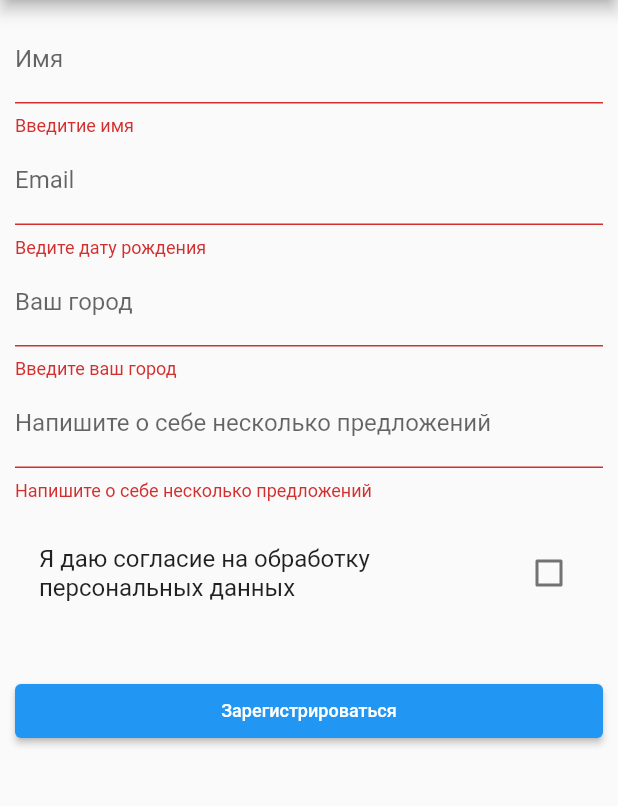
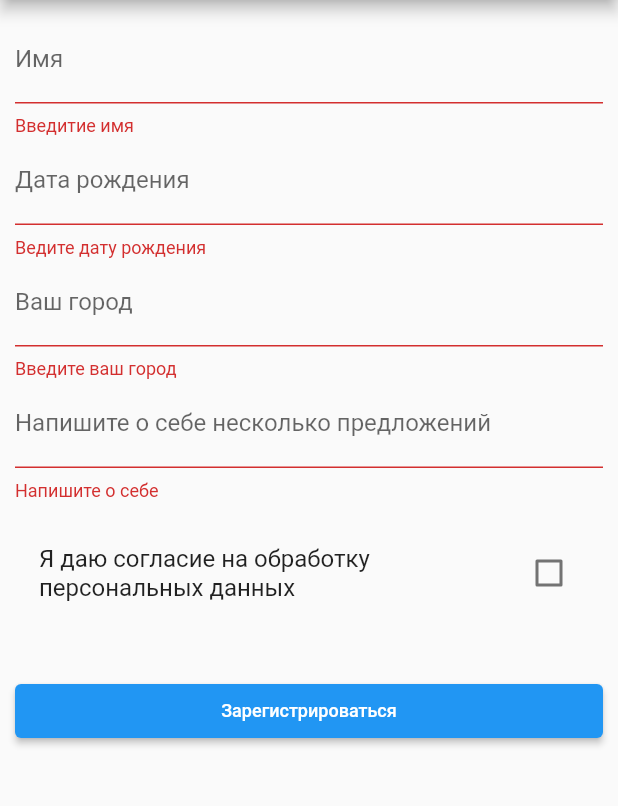
Before and after one commit to itgirlschool/mobile8_project1, a Flutter app: the ProfileScreen screen opened directly, after a tap on "Зарегистрироваться", on a phone screen of 412 x 824 dp, the part 84-890 px from its top. Run offline on Flutter 3.47's test engine with Material 2 defaults, Android fonts, the light colour scheme and no system bars; our stand-ins replace pinput, shared_preferences; accounts and stored records are empty.

```diff
--- a/lib/profile_page.dart
+++ b/lib/profile_page.dart
@@ -9,12 +9,9 @@ class ProfileScreen extends StatefulWidget {
 
 class _ProfileScreen extends State<ProfileScreen> {
   String? _name;
-
   String? _dataBirthday;
   String? _cityName;
-
   String? _about;
-
   var _approve = false;
 
   final GlobalKey<FormState> _formkey = GlobalKey<FormState>();
@@ -36,7 +33,7 @@ class _ProfileScreen extends State<ProfileScreen> {
 
   Widget buildDataField() {
     return TextFormField(
-      decoration: const InputDecoration(labelText: 'Email'),
+      decoration: const InputDecoration(labelText: 'Дата рождения'),
       keyboardType: TextInputType.datetime,
       validator: (value) {
         if (value!.isEmpty) {
@@ -52,7 +49,7 @@ class _ProfileScreen extends State<ProfileScreen> {
   Widget biuldCityField() {
     return TextFormField(
       decoration: const InputDecoration(labelText: 'Ваш город'),
-      keyboardType: TextInputType.phone,
+      keyboardType: TextInputType.multiline,
       validator: (value) {
         if (value!.isEmpty) {
           return 'Введите ваш город';
@@ -71,7 +68,7 @@ class _ProfileScreen extends State<ProfileScreen> {
       keyboardType: TextInputType.multiline,
       validator: (value) {
         if (value!.isEmpty) {
-          return 'Напишите о себе несколько предложений';
+          return 'Напишите о себе ';
         }
       },
       onSaved: (value) {
```
